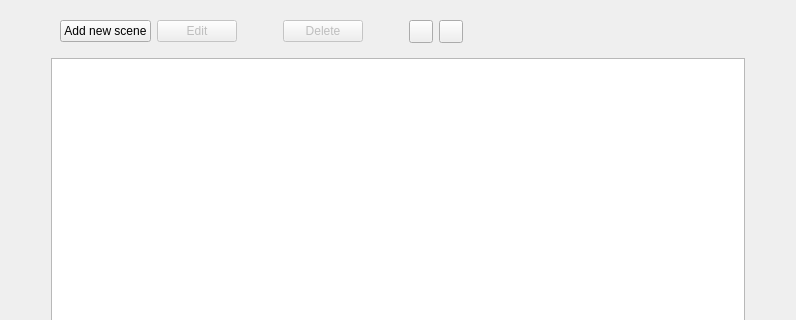
Before: the Qt Designer form ui/scenes_view.ui in zkovari/plotlyst, drawn with Qt 5; both pictures show x 0 to 796 and y 0 to 320 of the 796 by 664 pixel window.
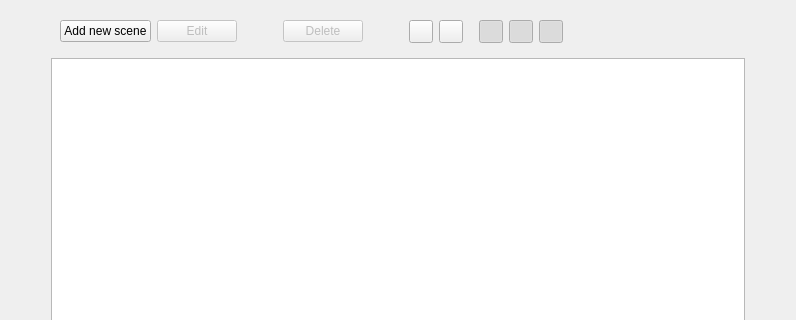
After: the same form once the commit is applied.

Commit message: Add scene filtering by acts

What changed in the file:
```diff
--- a/ui/scenes_view.ui
+++ b/ui/scenes_view.ui
@@ -201,6 +201,70 @@
         </property>
        </widget>
       </item>
+      <item>
+       <spacer name="horizontalSpacer_6">
+        <property name="orientation">
+         <enum>Qt::Horizontal</enum>
+        </property>
+        <property name="sizeType">
+         <enum>QSizePolicy::Preferred</enum>
+        </property>
+        <property name="sizeHint" stdset="0">
+         <size>
+          <width>10</width>
+          <height>20</height>
+         </size>
+        </property>
+       </spacer>
+      </item>
+      <item>
+       <widget class="QToolButton" name="btnAct1">
+        <property name="cursor">
+         <cursorShape>PointingHandCursor</cursorShape>
+        </property>
+        <property name="text">
+         <string/>
+        </property>
+        <property name="checkable">
+         <bool>true</bool>
+        </property>
+        <property name="checked">
+         <bool>true</bool>
+        </property>
+       </widget>
+      </item>
+      <item>
+       <widget class="QToolButton" name="btnAct2">
+        <property name="cursor">
+         <cursorShape>PointingHandCursor</cursorShape>
+        </property>
+        <property name="text">
+         <string/>
+        </property>
+        <property name="checkable">
+         <bool>true</bool>
+        </property>
+        <property name="checked">
+         <bool>true</bool>
+        </property>
+       </widget>
+      </item>
+      <item>
+       <widget class="QToolButton" name="btnAct3">
+        <property name="cursor">
+         <cursorShape>PointingHandCursor</cursorShape>
+        </property>
+        <property name="text">
+         <string/>
+        </property>
+        <property name="checkable">
+         <bool>true</bool>
+        </property>
+        <property name="checked">
+         <bool>true</bool>
+        </property>
+       </widget>
+      </item>
       <item>
        <spacer name="horizontalSpacer_5">
         <property name="orientation">
```
The commit also changes 3 other files.
